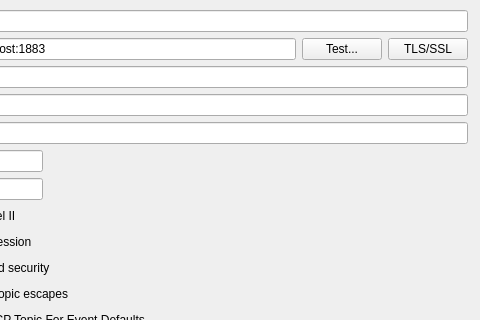
This is src/cdlgconnsettingsmqtt.ui in grodansparadis/vscp-works-qt as Qt 5 draws it before an edit; both pictures show x 193 to 673 and y 0 to 320 of the 673 by 719 pixel window. The edited form follows.
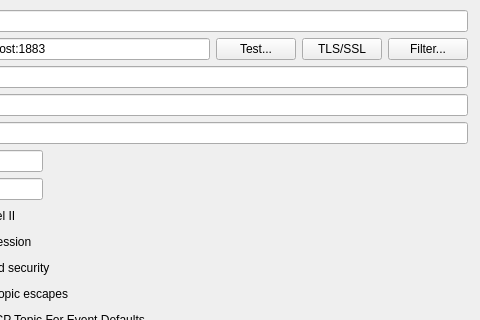
This is the edited form. Icons and pictures are not drawn.

Commit message: Make filters work in the session window and for all transports

```diff
--- a/src/cdlgconnsettingsmqtt.ui
+++ b/src/cdlgconnsettingsmqtt.ui
@@ -117,6 +117,16 @@
         </property>
        </widget>
       </item>
+      <item>
+       <widget class="QPushButton" name="btnSetFilter">
+        <property name="toolTip">
+         <string>Define incoming filter</string>
+        </property>
+        <property name="text">
+         <string>Filter...</string>
+        </property>
+       </widget>
+      </item>
      </layout>
     </item>
     <item row="2" column="0">
```
The commit also changes 24 other files.
